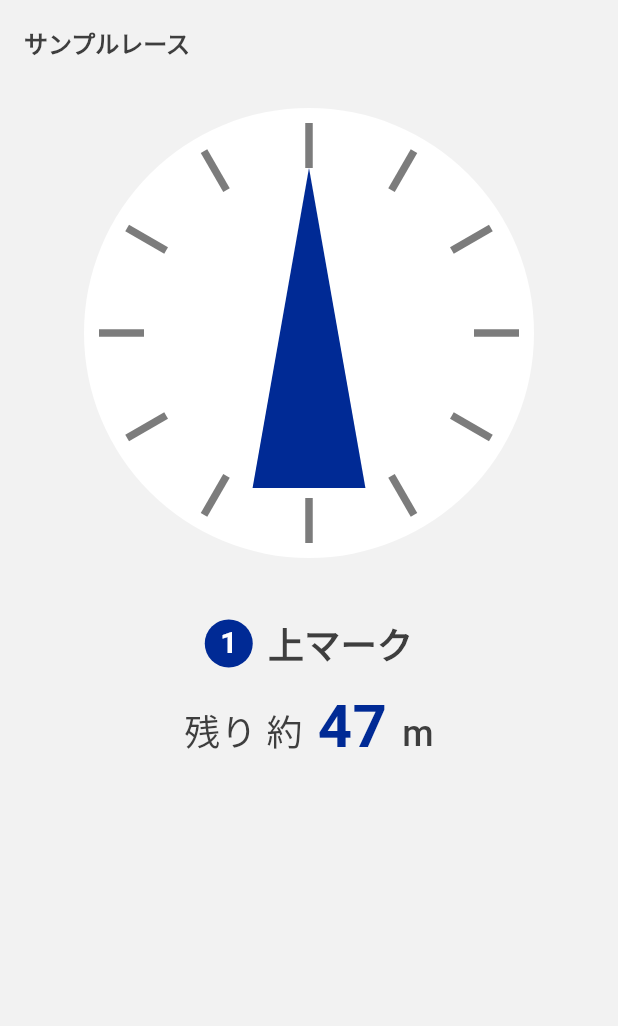
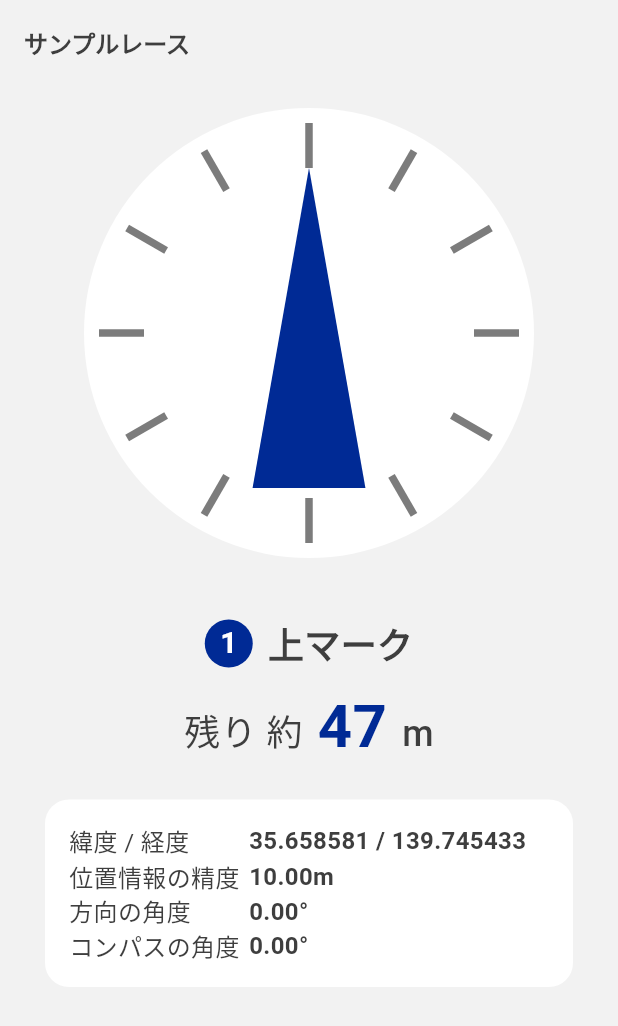
Before and after one commit to takara2314/bsam, a Flutter app: the RacePage screen opened by its route, on a phone screen of 412 x 824 dp. Shown: the top 1026 px of the screen. Run offline on Flutter 3.47's test engine with Material 3 defaults, Android fonts, the phone set to English and light mode, and no system bars; our stand-ins replace flutter_hooks, flutter_svg, go_router, hooks_riverpod, internet_connection_checker_plus, jwt_decoder and 1 more; accounts and stored records are empty.

Commit message:
feat(race): センサ値を表示する欄を実装

```diff
--- a/lib/presentation/pages/race.dart
+++ b/lib/presentation/pages/race.dart
@@ -12,9 +12,14 @@ class RacePage extends HookConsumerWidget {
   Widget build(BuildContext context, WidgetRef ref) {
     // TODO: 仮の値のため、実際の値に変更する
     final raceName = useState('サンプルレース');
-    final compassHeading = useState(0.0);
     final nextMarkNo = useState(1);
     final nextMarkName = useState('上マーク');
+
+    final latitude = useState(35.658581);
+    final longitude = useState(139.745433);
+    final accuracyMeter = useState(10.0);
+    final heading = useState(0.0);
+    final compassDegree = useState(0.0);
     final distanceToNextMarkMeter = useState(46.5);
 
     return Scaffold(
@@ -25,11 +30,18 @@ class RacePage extends HookConsumerWidget {
       body: Center(
         child: Column(
           children: [
-            RaceCompass(heading: compassHeading.value),
+            RaceCompass(heading: compassDegree.value),
             RaceMarkDirectionInfo(
               nextMarkNo: nextMarkNo.value,
               nextMarkName: nextMarkName.value,
               distanceToNextMarkMeter: distanceToNextMarkMeter.value
+            ),
+            RaceMarkSensorInfo(
+              latitude: latitude.value,
+              longitude: longitude.value,
+              accuracyMeter: accuracyMeter.value,
+              heading: heading.value,
+              compassDegree: compassDegree.value
             )
           ]
         )
@@ -181,3 +193,105 @@ class RaceMarkNoIcon extends StatelessWidget {
     );
   }
 }
+
+class RaceMarkSensorInfo extends StatelessWidget {
+  final double latitude;
+  final double longitude;
+  final double accuracyMeter;
+  final double heading;
+  final double compassDegree;
+
+  const RaceMarkSensorInfo({
+    required this.latitude,
+    required this.longitude,
+    required this.accuracyMeter,
+    required this.heading,
+    required this.compassDegree,
+    super.key
+  });
+
+  @override
+  Widget build(BuildContext context) {
+    return Container(
+      margin: const EdgeInsets.only(top: 20, left: 30, right: 30),
+      padding: const EdgeInsets.all(16),
+      decoration: BoxDecoration(
+        color: Colors.white,
+        borderRadius: BorderRadius.circular(16),
+      ),
+      child: Table(
+        columnWidths: const {
+          0: FlexColumnWidth(3),
+          1: FlexColumnWidth(5),
+        },
+        children: [
+          TableRow(
+            children: [
+              const RaceMarkSensorInfoLabelCell('緯度 / 経度'),
+              RaceMarkSensorInfoValueCell(
+                '${latitude.toStringAsFixed(6)} / ${longitude.toStringAsFixed(6)}'
+              ),
+            ],
+          ),
+          TableRow(
+            children: [
+              const RaceMarkSensorInfoLabelCell('位置情報の精度'),
+              RaceMarkSensorInfoValueCell(
+                '${accuracyMeter.toStringAsFixed(2)}m'
+              ),
+            ],
+          ),
+          TableRow(
+            children: [
+              const RaceMarkSensorInfoLabelCell('方向の角度'),
+              RaceMarkSensorInfoValueCell(
+                '${heading.toStringAsFixed(2)}°'
+              ),
+            ],
+          ),
+          TableRow(
+            children: [
+              const RaceMarkSensorInfoLabelCell('コンパスの角度'),
+              RaceMarkSensorInfoValueCell(
+                '${compassDegree.toStringAsFixed(2)}°'
+              ),
+            ],
+          )
+        ]
+      )
+    );
+  }
+}
+
+class RaceMarkSensorInfoLabelCell extends StatelessWidget {
+  final String label;
+
+  const RaceMarkSensorInfoLabelCell(
+    this.label,
+    {super.key}
+  );
+
+  @override
+  Widget build(BuildContext context) {
+    return TableCell(
+      verticalAlignment: TableCellVerticalAlignment.middle,
+      child: NormalText(label)
+    );
+  }
+}
+
+class RaceMarkSensorInfoValueCell extends StatelessWidget {
+  final String value;
+
+  const RaceMarkSensorInfoValueCell(
+    this.value,
+    {super.key}
+  );
+
+  @override
+  Widget build(BuildContext context) {
+    return TableCell(
+      child: StrongText(value)
+    );
+  }
+}
--- a/lib/presentation/widgets/text.dart
+++ b/lib/presentation/widgets/text.dart
@@ -24,6 +24,36 @@ class NormalText extends StatelessWidget {
       style: TextStyle(
         color: color ?? bodyTextColor,
         fontSize: fontSize ?? bodyTextSize
+      ),
+      textAlign: textAlign
+    );
+  }
+}
+
+class StrongText extends StatelessWidget {
+  final String text;
+  final TextAlign? textAlign;
+  final Color? color;
+  final double? fontSize;
+
+  const StrongText(
+    this.text,
+    {
+      this.textAlign,
+      this.color,
+      this.fontSize,
+      super.key
+    }
+  );
+
+  @override
+  Widget build(BuildContext context) {
+    return Text(
+      text,
+      style: TextStyle(
+        color: color ?? bodyTextColor,
+        fontSize: fontSize ?? bodyTextSize,
+        fontWeight: FontWeight.bold
       ),
       textAlign: textAlign
     );
```
